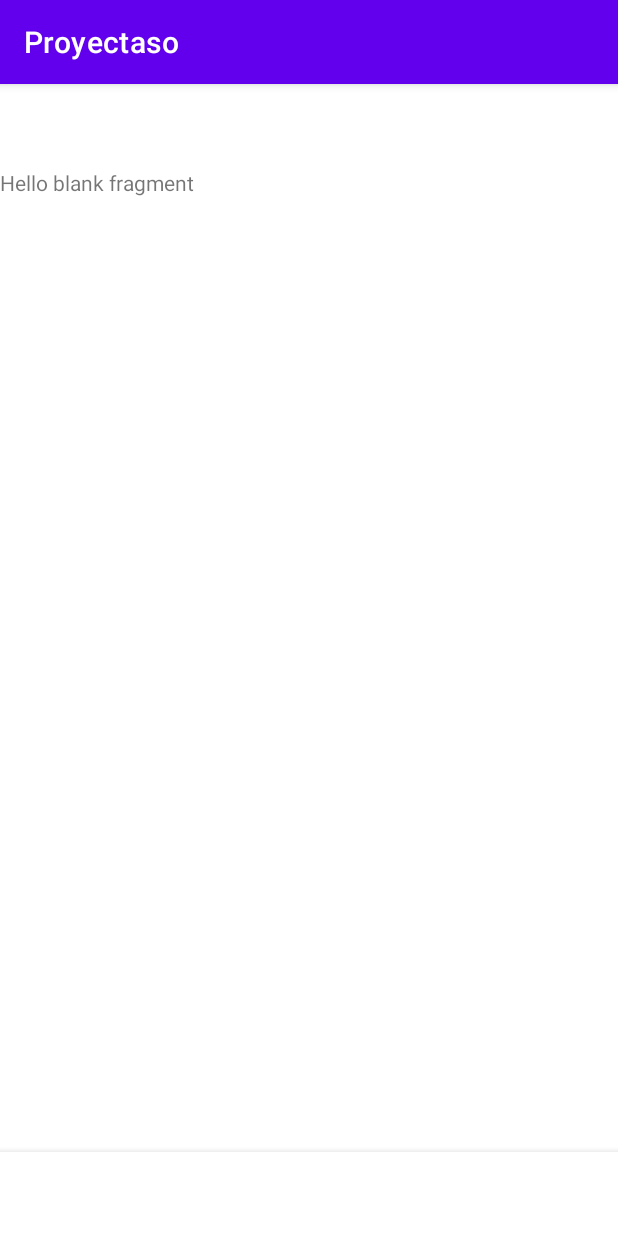
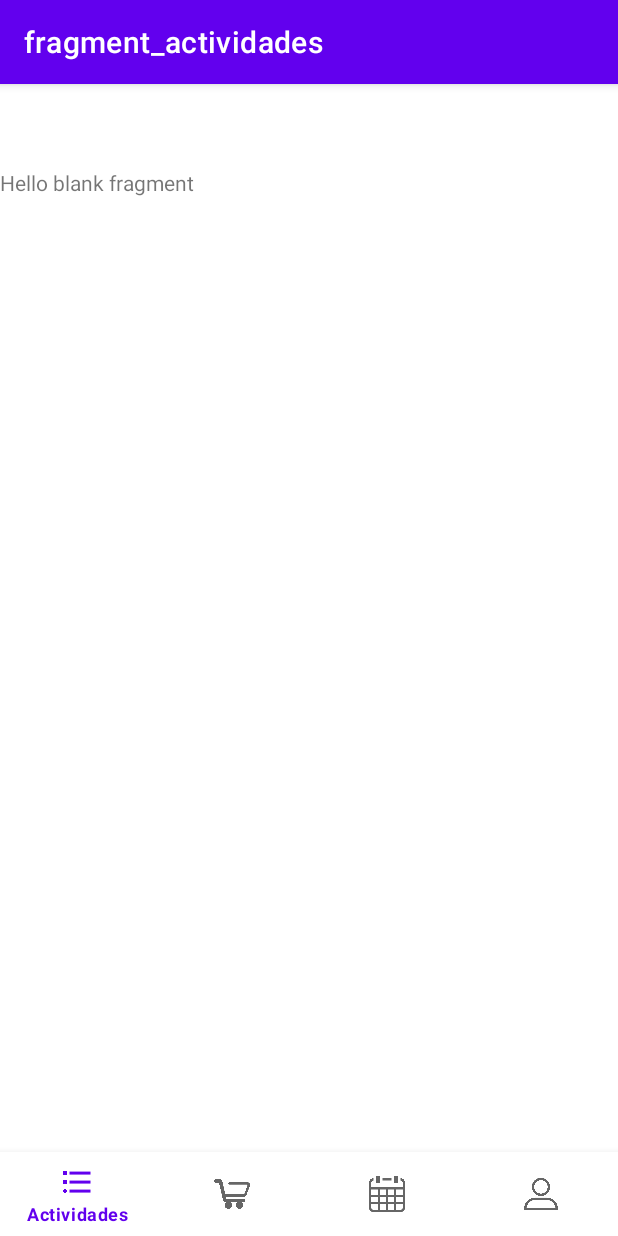
Before and after one commit to 18100115/ProyDAM20212, an Android app: the MainActivity screen opened directly, with no data from a screen before it, on a phone screen of 412 x 824 dp. Run offline under Robolectric (Android 15) with nearby library versions, the phone set to English and light mode, and no system bars; our stand-ins replace navigation-ui.

Commit message:
Add comment profile

```diff
--- a/app/src/main/java/com/example/proyectaso/ui/fragments/MainActivity.kt
+++ b/app/src/main/java/com/example/proyectaso/ui/fragments/MainActivity.kt
@@ -17,11 +17,11 @@ class MainActivity : AppCompatActivity() {
     override fun onCreate(savedInstanceState: Bundle?) {
         super.onCreate(savedInstanceState)
 
-        val tipo = intent.getStringExtra("param")
+        //val tipo = intent.getStringExtra("param")
         binding = ActivityMainBinding.inflate(layoutInflater)
         setContentView(binding.root)
         //Se valida el perfil
-        if (tipo == "Voluntario"){
+
         val navView: BottomNavigationView = binding.navView
         val navController = findNavController(R.id.nav_host_fragment_activity_main)
         // Passing each menu ID as a set of Ids because each
@@ -33,20 +33,6 @@ class MainActivity : AppCompatActivity() {
         )
         setupActionBarWithNavController(navController, appBarConfiguration)
         navView.setupWithNavController(navController)
-        }else if (tipo == "Auspiciador"){
-            val navView2: BottomNavigationView = binding.navView2
-            val navController = findNavController(R.id.nav_host_fragment_activity_main)
-            // Passing each menu ID as a set of Ids because each
-            // menu should be considered as top level destinations.
-            val appBarConfiguration = AppBarConfiguration(
-                setOf(
-                    R.id.navactividades2, R.id.navperfil2
-                )
-            )
-            setupActionBarWithNavController(navController, appBarConfiguration)
-            navView2.setupWithNavController(navController)
-        }
-
 
 
     }
--- a/app/src/main/res/layout/activity_main.xml
+++ b/app/src/main/res/layout/activity_main.xml
@@ -18,18 +18,6 @@
         app:layout_constraintRight_toRightOf="parent"
         app:menu="@menu/bottom_nav_menu" />
 
-    <com.google.android.material.bottomnavigation.BottomNavigationView
-        android:id="@+id/nav_view2"
-        android:layout_width="0dp"
-        android:layout_height="wrap_content"
-        android:layout_marginStart="0dp"
-        android:layout_marginEnd="0dp"
-        android:background="?android:attr/windowBackground"
-        app:layout_constraintBottom_toBottomOf="parent"
-        app:layout_constraintLeft_toLeftOf="parent"
-        app:layout_constraintRight_toRightOf="parent"
-        app:menu="@menu/bottom_nav_menu2" />
-
     <fragment
         android:id="@+id/nav_host_fragment_activity_main"
         android:name="androidx.navigation.fragment.NavHostFragment"
--- a/app/src/main/res/layout/item_tienda.xml
+++ b/app/src/main/res/layout/item_tienda.xml
@@ -32,7 +32,7 @@
     <Button
         android:id="@+id/button"
         android:layout_width="68dp"
-        android:layout_height="45dp"
+        android:layout_height="48dp"
         android:layout_marginEnd="50dp"
         android:text="bot"
         app:layout_constraintBottom_toBottomOf="parent"
```
Lines whose indentation alone changed are shown as unchanged.
